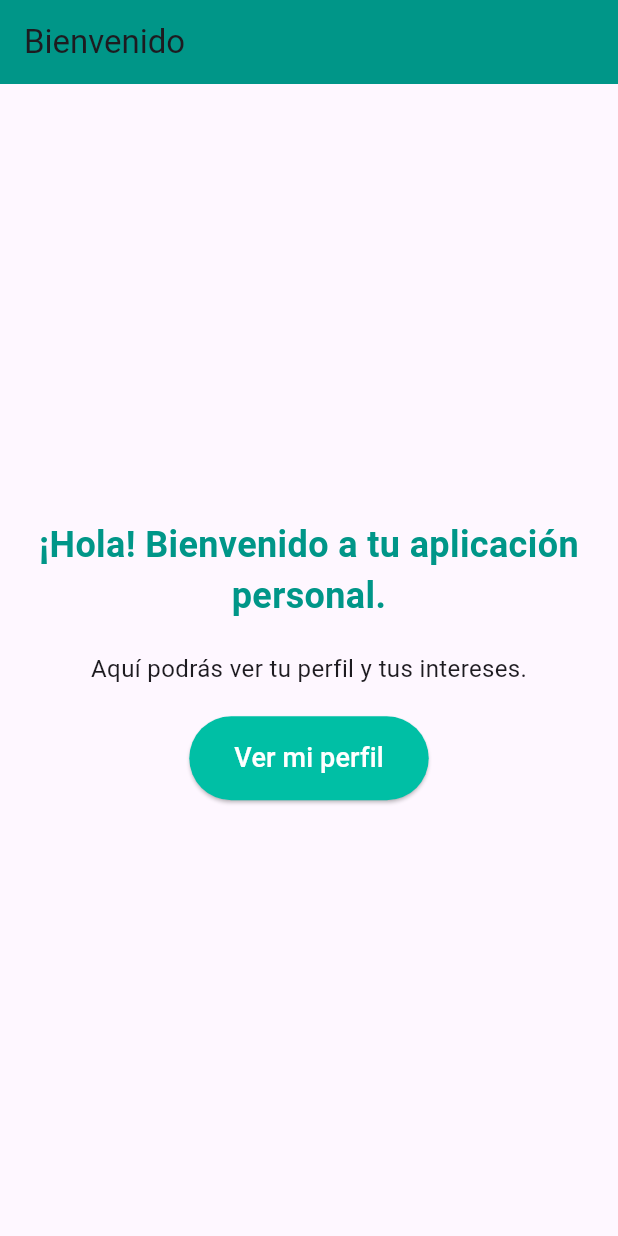
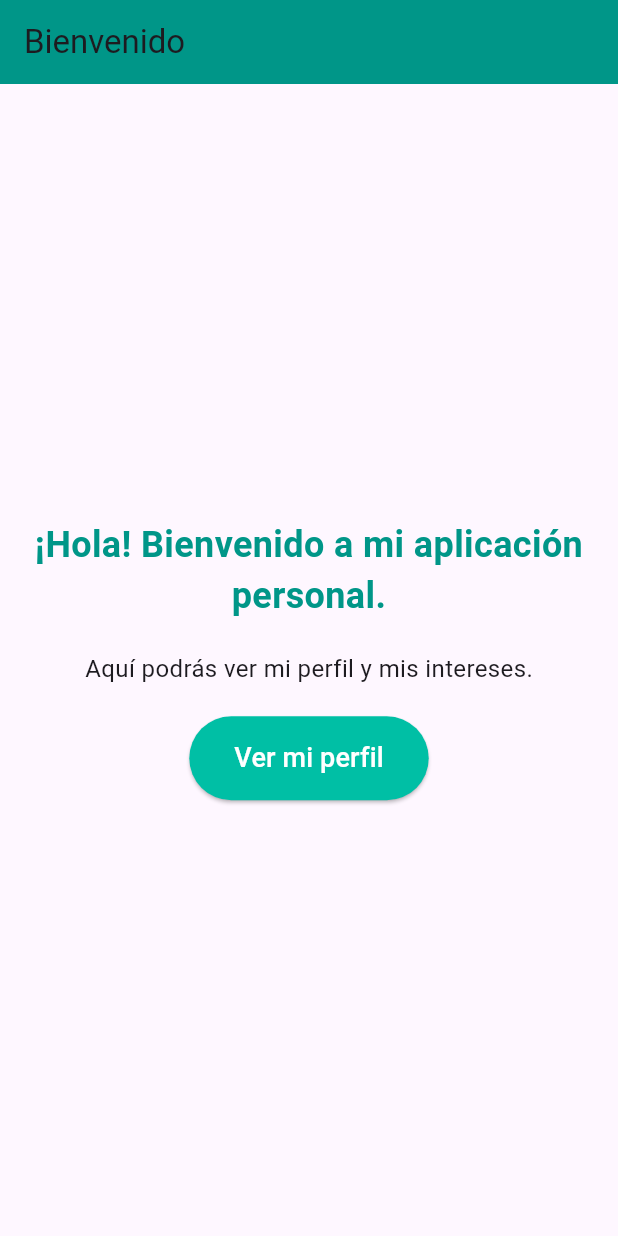
Before and after one commit to ChemmazZZ/dispositivos-moviles-practicas-, a Flutter app: the screen it shows after launch, on a phone screen of 412 x 824 dp. Run offline on Flutter 3.47's test engine with Material 3 defaults, Android fonts, the phone set to English and light mode, and no system bars.

Commit message:
Actualizando los archivos .dart

```diff
--- a/interfaces_estaticas/lib/main.dart
+++ b/interfaces_estaticas/lib/main.dart
@@ -2,8 +2,6 @@
 
 import 'package:flutter/material.dart';
 import 'pantalla_inicio.dart'; // Importa las pantallas
-// import 'pantalla_perfil.dart';
-// import 'pantalla_hobbies.dart';
 
 void main() {
   runApp(const MyApp());
--- a/interfaces_estaticas/lib/pantalla_hobbies.dart
+++ b/interfaces_estaticas/lib/pantalla_hobbies.dart
@@ -77,7 +77,7 @@ class PantallaHobbies extends StatelessWidget {
           Container( // Usa Container [cite: 4]
             padding: const EdgeInsets.all(12),
             decoration: BoxDecoration(
-              color: color.withOpacity(0.2),
+              color: color.withValues(alpha: 0.2),
               borderRadius: BorderRadius.circular(10),
             ),
             child: Icon(icon, color: color, size: 35), // Usa Icon [cite: 20]
--- a/interfaces_estaticas/lib/pantalla_inicio.dart
+++ b/interfaces_estaticas/lib/pantalla_inicio.dart
@@ -1,6 +1,7 @@
 // lib/pantalla_inicio.dart
 
 import 'package:flutter/material.dart';
+import 'pantalla_perfil.dart';
 
 class PantallaInicio extends StatelessWidget {
   const PantallaInicio({super.key});
@@ -18,7 +19,7 @@ class PantallaInicio extends StatelessWidget {
           crossAxisAlignment: CrossAxisAlignment.center,
           children: <Widget>[
             const Text( // Usa Text [cite: 31]
-              '¡Hola! Bienvenido a tu aplicación personal.', // Texto de bienvenida [cite: 10, 33]
+              '¡Hola! Bienvenido a mi aplicación personal.', // Texto de bienvenida [cite: 10, 33]
               textAlign: TextAlign.center,
               style: TextStyle(
                 fontSize: 24,
@@ -29,13 +30,16 @@ class PantallaInicio extends StatelessWidget {
             const Padding(
               padding: EdgeInsets.symmetric(vertical: 20.0), // Usa Padding [cite: 32]
               child: Text(
-                'Aquí podrás ver tu perfil y tus intereses.',
+                'Aquí podrás ver mi perfil y mis intereses.',
                 style: TextStyle(fontSize: 16),
               ),
             ),
             ElevatedButton( // Usa un botón (aunque no funcione aún) [cite: 11]
               onPressed: () {
-                // Lógica vacía, ya que no se necesita navegación [cite: 6]
+                Navigator.push(
+                  context,
+                  MaterialPageRoute(builder: (context) => const PantallaPerfil()),
+                );
               },
               style: ElevatedButton.styleFrom(
                 backgroundColor: Colors.tealAccent.shade700,
--- a/interfaces_estaticas/lib/pantalla_perfil.dart
+++ b/interfaces_estaticas/lib/pantalla_perfil.dart
@@ -51,7 +51,7 @@ class PantallaPerfil extends StatelessWidget {
               const SizedBox(height: 30), // Usa SizedBox [cite: 32]
 
               const Text( // Tu nombre [cite: 14, 33]
-                'Mi Nombre de Ejemplo',
+                'José Maria Mamani Zuñiga',
                 style: TextStyle(fontSize: 28, fontWeight: FontWeight.bold),
               ),
               const SizedBox(height: 10),
@@ -71,13 +71,13 @@ class PantallaPerfil extends StatelessWidget {
 
               _buildContactRow(
                 icon: Icons.email,
-                text: 'ejemplo@miuniversidad.edu',
+                text: 'jmamaniz@ulasalle.edu.pe',
                 color: Colors.redAccent,
               ),
 
               _buildContactRow(
                 icon: Icons.phone,
-                text: '+52 123 456 7890',
+                text: '+51 987558263',
                 color: Colors.green,
               ),
             ],
```
